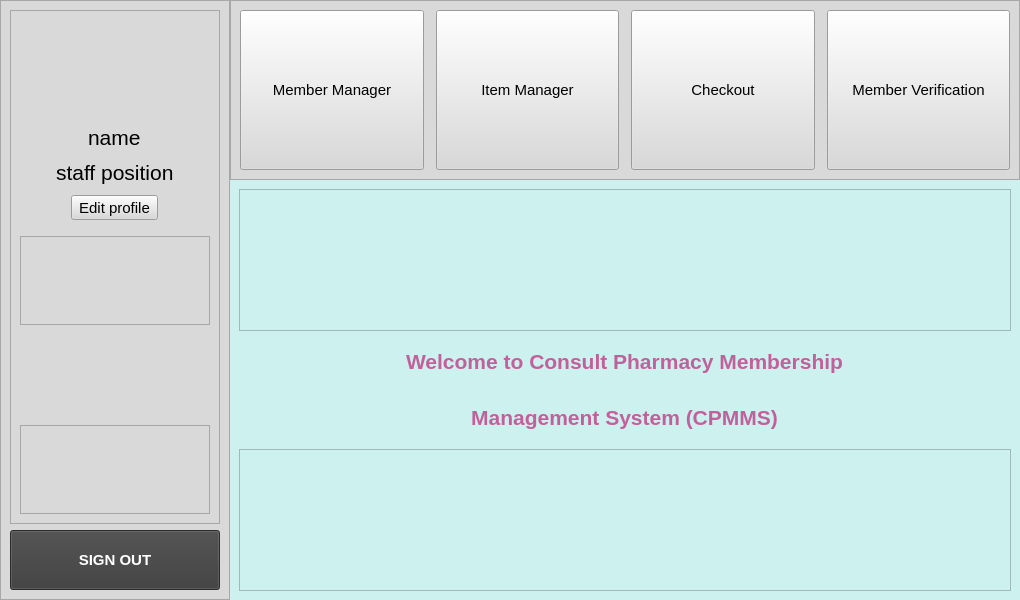
Before: the Qt Designer form CPMMS_software/ui/memberVerificationScreen.ui in yomatashi/CPMMS, drawn with Qt 5.
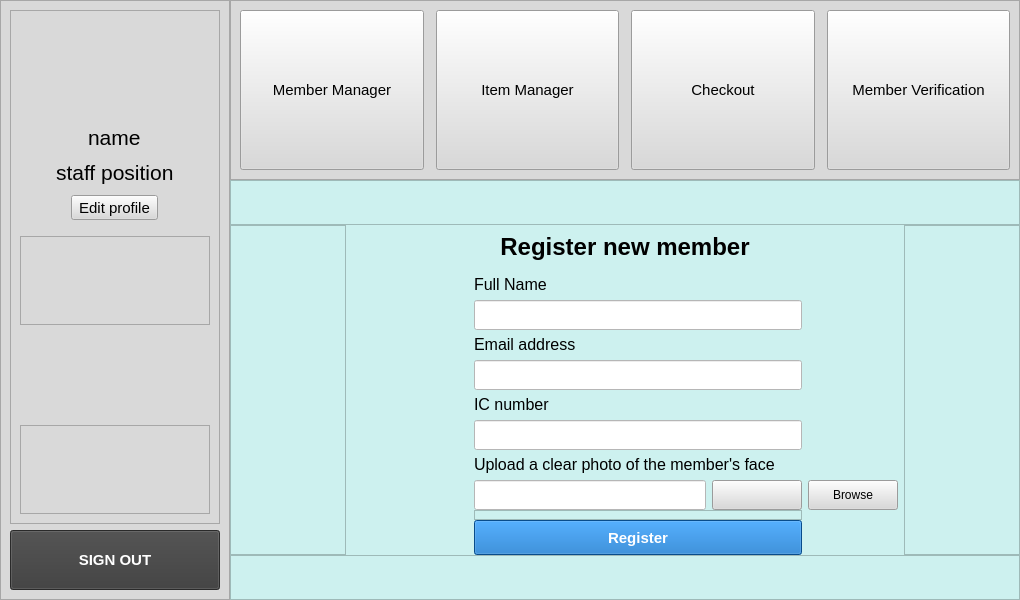
After: the same form once the commit is applied. The open tabs and pages were chosen to show the change. Icons and pictures are not drawn.

Commit message: register member screen

```diff
--- a/CPMMS_software/ui/memberVerificationScreen.ui
+++ b/CPMMS_software/ui/memberVerificationScreen.ui
@@ -416,7 +416,7 @@
      </layout>
     </widget>
    </item>
-   <item row="1" column="1">
+   <item row="2" column="1">
     <widget class="QStackedWidget" name="stackedWidget">
      <property name="styleSheet">
       <string notr="true">background-color: rgba(205,241,239,255)</string>
@@ -904,6 +904,502 @@
        </item>
       </layout>
      </widget>
+     <widget class="QWidget" name="memberManager">
+      <layout class="QVBoxLayout" name="verticalLayout_4">
+       <item>
+        <widget class="QFrame" name="frame_11">
+         <property name="frameShape">
+          <enum>QFrame::StyledPanel</enum>
+         </property>
+         <property name="frameShadow">
+          <enum>QFrame::Raised</enum>
+         </property>
+        </widget>
+       </item>
+       <item alignment="Qt::AlignHCenter">
+        <widget class="QLabel" name="label_12">
+         <property name="sizePolicy">
+          <sizepolicy hsizetype="Fixed" vsizetype="Fixed">
+           <horstretch>0</horstretch>
+           <verstretch>0</verstretch>
+          </sizepolicy>
+         </property>
+         <property name="maximumSize">
+          <size>
+           <width>16777215</width>
+           <height>50</height>
+          </size>
+         </property>
+         <property name="sizeIncrement">
+          <size>
+           <width>0</width>
+           <height>0</height>
+          </size>
+         </property>
+         <property name="styleSheet">
+          <string notr="true"/>
+         </property>
+         <property name="text">
+          <string>&lt;html&gt;&lt;head/&gt;&lt;body&gt;&lt;p&gt;&lt;span style=&quot; font-size:18pt; font-weight:600;&quot;&gt;Member Manager&lt;/span&gt;&lt;/p&gt;&lt;/body&gt;&lt;/html&gt;</string>
+         </property>
+         <property name="textFormat">
+          <enum>Qt::AutoText</enum>
+         </property>
+         <property name="alignment">
+          <set>Qt::AlignCenter</set>
+         </property>
+        </widget>
+       </item>
+       <item alignment="Qt::AlignHCenter">
+        <widget class="QPushButton" name="btn_addMember">
+         <property name="sizePolicy">
+          <sizepolicy hsizetype="Fixed" vsizetype="Fixed">
+           <horstretch>0</horstretch>
+           <verstretch>0</verstretch>
+          </sizepolicy>
+         </property>
+         <property name="minimumSize">
+          <size>
+           <width>300</width>
+           <height>0</height>
+          </size>
+         </property>
+         <property name="maximumSize">
+          <size>
+           <width>16777215</width>
+           <height>50</height>
+          </size>
+         </property>
+         <property name="sizeIncrement">
+          <size>
+           <width>0</width>
+           <height>0</height>
+          </size>
+         </property>
+         <property name="font">
+          <font>
+           <pointsize>11</pointsize>
+           <weight>75</weight>
+           <bold>true</bold>
+          </font>
+         </property>
+         <property name="cursor">
+          <cursorShape>PointingHandCursor</cursorShape>
+         </property>
+         <property name="styleSheet">
+          <string notr="true">background-color: rgba(11,107,194,255);
+color: rgb(255, 255, 255)</string>
+         </property>
+         <property name="text">
+          <string>ADD NEW MEMBER</string>
+         </property>
+         <property name="iconSize">
+          <size>
+           <width>16</width>
+           <height>16</height>
+          </size>
+         </property>
+        </widget>
+       </item>
+       <item alignment="Qt::AlignHCenter">
+        <widget class="QPushButton" name="btn_listMember">
+         <property name="sizePolicy">
+          <sizepolicy hsizetype="Fixed" vsizetype="Fixed">
+           <horstretch>0</horstretch>
+           <verstretch>0</verstretch>
+          </sizepolicy>
+         </property>
+         <property name="minimumSize">
+          <size>
+           <width>300</width>
+           <height>0</height>
+          </size>
+         </property>
+         <property name="maximumSize">
+          <size>
+           <width>16777215</width>
+           <height>50</height>
+          </size>
+         </property>
+         <property name="font">
+          <font>
+           <pointsize>11</pointsize>
+           <weight>75</weight>
+           <bold>true</bold>
+          </font>
+         </property>
+         <property name="cursor">
+          <cursorShape>PointingHandCursor</cursorShape>
+         </property>
+         <property name="styleSheet">
+          <string notr="true">background-color: rgba(11,107,194,255);
+color: rgb(255, 255, 255)</string>
+         </property>
+         <property name="text">
+          <string>MEMBER LIST</string>
+         </property>
+        </widget>
+       </item>
+       <item>
+        <widget class="QFrame" name="frame_12">
+         <property name="frameShape">
+          <enum>QFrame::StyledPanel</enum>
+         </property>
+         <property name="frameShadow">
+          <enum>QFrame::Raised</enum>
+         </property>
+        </widget>
+       </item>
+      </layout>
+     </widget>
+     <widget class="QWidget" name="addMember">
+      <layout class="QGridLayout" name="gridLayout_4">
+       <property name="leftMargin">
+        <number>0</number>
+       </property>
+       <property name="topMargin">
+        <number>0</number>
+       </property>
+       <property name="rightMargin">
+        <number>0</number>
+       </property>
+       <property name="bottomMargin">
+        <number>0</number>
+       </property>
+       <property name="horizontalSpacing">
+        <number>6</number>
+       </property>
+       <property name="verticalSpacing">
+        <number>0</number>
+       </property>
+       <item row="0" column="0" colspan="7">
+        <widget class="QFrame" name="frame_13">
+         <property name="maximumSize">
+          <size>
+           <width>16777215</width>
+           <height>80</height>
+          </size>
+         </property>
+         <property name="frameShape">
+          <enum>QFrame::StyledPanel</enum>
+         </property>
+         <property name="frameShadow">
+          <enum>QFrame::Raised</enum>
+         </property>
+        </widget>
+       </item>
+       <item row="10" column="2" colspan="3">
+        <widget class="QFrame" name="frame_17">
+         <property name="maximumSize">
+          <size>
+           <width>16777215</width>
+           <height>10</height>
+          </size>
+         </property>
+         <property name="frameShape">
+          <enum>QFrame::StyledPanel</enum>
+         </property>
+         <property name="frameShadow">
+          <enum>QFrame::Raised</enum>
+         </property>
+        </widget>
+       </item>
+       <item row="12" column="0" colspan="7">
+        <widget class="QFrame" name="frame_14">
+         <property name="maximumSize">
+          <size>
+           <width>16777215</width>
+           <height>80</height>
+          </size>
+         </property>
+         <property name="frameShape">
+          <enum>QFrame::StyledPanel</enum>
+         </property>
+         <property name="frameShadow">
+          <enum>QFrame::Raised</enum>
+         </property>
+        </widget>
+       </item>
+       <item row="2" column="2" colspan="2">
+        <widget class="QLabel" name="label_3">
+         <property name="maximumSize">
+          <size>
+           <width>16777215</width>
+           <height>30</height>
+          </size>
+         </property>
+         <property name="text">
+          <string>&lt;html&gt;&lt;head/&gt;&lt;body&gt;&lt;p&gt;&lt;span style=&quot; font-size:12pt;&quot;&gt;Full Name&lt;/span&gt;&lt;/p&gt;&lt;/body&gt;&lt;/html&gt;</string>
+         </property>
+        </widget>
+       </item>
+       <item row="9" column="5">
+        <widget class="QPushButton" name="btn_browse">
+         <property name="maximumSize">
+          <size>
+           <width>90</width>
+           <height>35</height>
+          </size>
+         </property>
+         <property name="cursor">
+          <cursorShape>PointingHandCursor</cursorShape>
+         </property>
+         <property name="styleSheet">
+          <string notr="true">background-color: rgba(217,217,217,255)</string>
+         </property>
+         <property name="text">
+          <string>Browse</string>
+         </property>
+        </widget>
+       </item>
+       <item row="3" column="2" colspan="3">
+        <widget class="QLineEdit" name="input_fullName_reg">
+         <property name="minimumSize">
+          <size>
+           <width>0</width>
+           <height>0</height>
+          </size>
+         </property>
+         <property name="maximumSize">
+          <size>
+           <width>16777215</width>
+           <height>30</height>
+          </size>
+         </property>
+         <property name="styleSheet">
+          <string notr="true">background-color: rgb(255, 255, 255)</string>
+         </property>
+         <property name="text">
+          <string/>
+         </property>
+        </widget>
+       </item>
+       <item row="1" column="1" colspan="5" alignment="Qt::AlignHCenter">
+        <widget class="QLabel" name="label_13">
+         <property name="sizePolicy">
+          <sizepolicy hsizetype="Fixed" vsizetype="Fixed">
+           <horstretch>0</horstretch>
+           <verstretch>0</verstretch>
+          </sizepolicy>
+         </property>
+         <property name="maximumSize">
+          <size>
+           <width>16777215</width>
+           <height>50</height>
+          </size>
+         </property>
+         <property name="sizeIncrement">
+          <size>
+           <width>0</width>
+           <height>0</height>
+          </size>
+         </property>
+         <property name="styleSheet">
+          <string notr="true"/>
+         </property>
+         <property name="text">
+          <string>&lt;html&gt;&lt;head/&gt;&lt;body&gt;&lt;p&gt;&lt;span style=&quot; font-size:18pt; font-weight:600;&quot;&gt;Register new member&lt;/span&gt;&lt;/p&gt;&lt;/body&gt;&lt;/html&gt;</string>
+         </property>
+         <property name="textFormat">
+          <enum>Qt::AutoText</enum>
+         </property>
+         <property name="alignment">
+          <set>Qt::AlignCenter</set>
+         </property>
+        </widget>
+       </item>
+       <item row="1" column="0" rowspan="11">
+        <widget class="QFrame" name="frame_15">
+         <property name="frameShape">
+          <enum>QFrame::StyledPanel</enum>
+         </property>
+         <property name="frameShadow">
+          <enum>QFrame::Raised</enum>
+         </property>
+        </widget>
+       </item>
+       <item row="1" column="6" rowspan="11">
+        <widget class="QFrame" name="frame_16">
+         <property name="frameShape">
+          <enum>QFrame::StyledPanel</enum>
+         </property>
+         <property name="frameShadow">
+          <enum>QFrame::Raised</enum>
+         </property>
+        </widget>
+       </item>
+       <item row="4" column="2" colspan="2">
+        <widget class="QLabel" name="label_4">
+         <property name="maximumSize">
+          <size>
+           <width>16777215</width>
+           <height>30</height>
+          </size>
+         </property>
+         <property name="text">
+          <string>&lt;html&gt;&lt;head/&gt;&lt;body&gt;&lt;p&gt;&lt;span style=&quot; font-size:12pt;&quot;&gt;Email address&lt;/span&gt;&lt;/p&gt;&lt;/body&gt;&lt;/html&gt;</string>
+         </property>
+        </widget>
+       </item>
+       <item row="6" column="2" colspan="3">
+        <widget class="QLabel" name="label_5">
+         <property name="maximumSize">
+          <size>
+           <width>16777215</width>
+           <height>30</height>
+          </size>
+         </property>
+         <property name="text">
+          <string>&lt;html&gt;&lt;head/&gt;&lt;body&gt;&lt;p&gt;&lt;span style=&quot; font-size:12pt;&quot;&gt;IC number&lt;/span&gt;&lt;/p&gt;&lt;/body&gt;&lt;/html&gt;</string>
+         </property>
+        </widget>
+       </item>
+       <item row="9" column="2" colspan="2">
+        <widget class="QLineEdit" name="input_fileName">
+         <property name="maximumSize">
+          <size>
+           <width>16777215</width>
+           <height>30</height>
+          </size>
+         </property>
+         <property name="styleSheet">
+          <string notr="true">background-color: rgb(255, 255, 255)</string>
+         </property>
+         <property name="readOnly">
+          <bool>true</bool>
+         </property>
+        </widget>
+       </item>
+       <item row="8" column="2" colspan="3">
+        <widget class="QLabel" name="label">
+         <property name="maximumSize">
+          <size>
+           <width>16777215</width>
+           <height>30</height>
+          </size>
+         </property>
+         <property name="text">
+          <string>&lt;html&gt;&lt;head/&gt;&lt;body&gt;&lt;p&gt;&lt;span style=&quot; font-size:12pt;&quot;&gt;Upload a clear photo of the member's face&lt;/span&gt;&lt;/p&gt;&lt;/body&gt;&lt;/html&gt;</string>
+         </property>
+        </widget>
+       </item>
+       <item row="9" column="4">
+        <widget class="QPushButton" name="btn_cam">
+         <property name="maximumSize">
+          <size>
+           <width>90</width>
+           <height>35</height>
+          </size>
+         </property>
+         <property name="cursor">
+          <cursorShape>PointingHandCursor</cursorShape>
+         </property>
+         <property name="styleSheet">
+          <string notr="true">background-color: rgba(217,217,217,255)</string>
+         </property>
+         <property name="text">
+          <string/>
+         </property>
+         <property name="icon">
+          <iconset resource="../resources.qrc">
+           <normaloff>:/icons/camera.svg</normaloff>:/icons/camera.svg</iconset>
+         </property>
+        </widget>
+       </item>
+       <item row="11" column="2" colspan="3">
+        <widget class="QPushButton" name="btn_registerMem">
+         <property name="maximumSize">
+          <size>
+           <width>16777215</width>
+           <height>35</height>
+          </size>
+         </property>
+         <property name="sizeIncrement">
+          <size>
+           <width>0</width>
+           <height>35</height>
+          </size>
+         </property>
+         <property name="font">
+          <font>
+           <pointsize>11</pointsize>
+           <weight>75</weight>
+           <bold>true</bold>
+          </font>
+         </property>
+         <property name="cursor">
+          <cursorShape>PointingHandCursor</cursorShape>
+         </property>
+         <property name="styleSheet">
+          <string notr="true">background-color: rgba(11,107,194,255);
+color: rgb(255, 255, 255)</string>
+         </property>
+         <property name="text">
+          <string>Register</string>
+         </property>
+        </widget>
+       </item>
+       <item row="7" column="2" colspan="3">
+        <widget class="QLineEdit" name="input_ICNum_reg">
+         <property name="minimumSize">
+          <size>
+           <width>0</width>
+           <height>0</height>
+          </size>
+         </property>
+         <property name="maximumSize">
+          <size>
+           <width>16777215</width>
+           <height>30</height>
+          </size>
+         </property>
+         <property name="styleSheet">
+          <string notr="true">background-color: rgb(255, 255, 255)</string>
+         </property>
+         <property name="text">
+          <string/>
+         </property>
+        </widget>
+       </item>
+       <item row="5" column="2" colspan="3">
+        <widget class="QLineEdit" name="input_email_reg">
+         <property name="minimumSize">
+          <size>
+           <width>0</width>
+           <height>0</height>
+          </size>
+         </property>
+         <property name="maximumSize">
+          <size>
+           <width>16777215</width>
+           <height>30</height>
+          </size>
+         </property>
+         <property name="styleSheet">
+          <string notr="true">background-color: rgb(255, 255, 255)</string>
+         </property>
+         <property name="text">
+          <string/>
+         </property>
+        </widget>
+       </item>
+      </layout>
+     </widget>
+     <widget class="QWidget" name="listMember">
+      <widget class="QLabel" name="label_2">
+       <property name="geometry">
+        <rect>
+         <x>300</x>
+         <y>140</y>
+         <width>181</width>
+         <height>16</height>
+        </rect>
+       </property>
+       <property name="text">
+        <string>sini letak list members</string>
+       </property>
+      </widget>
+     </widget>
     </widget>
    </item>
   </layout>
```
Left out of the diff: 40 changed lines with no effect on the pictures. The commit also changes 19 other files.
